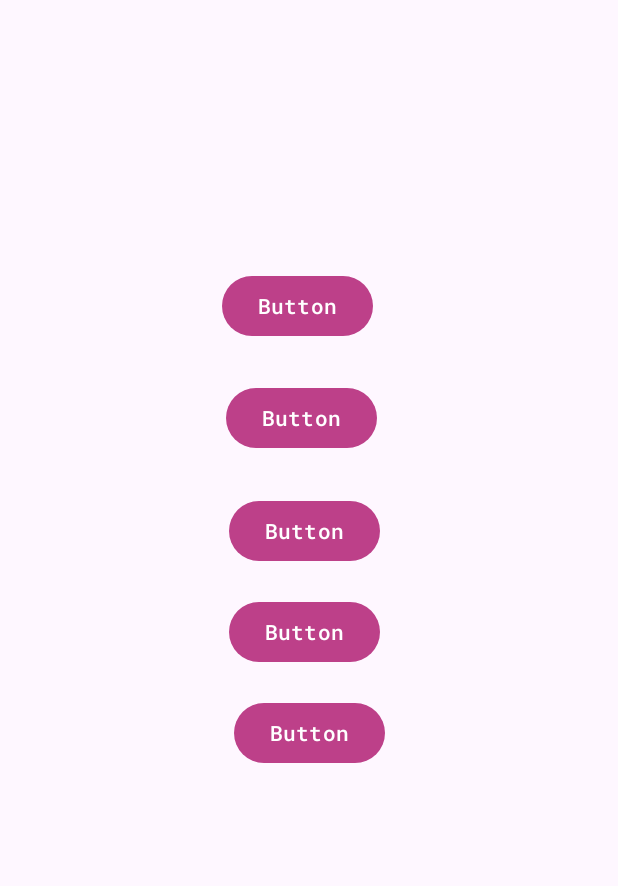
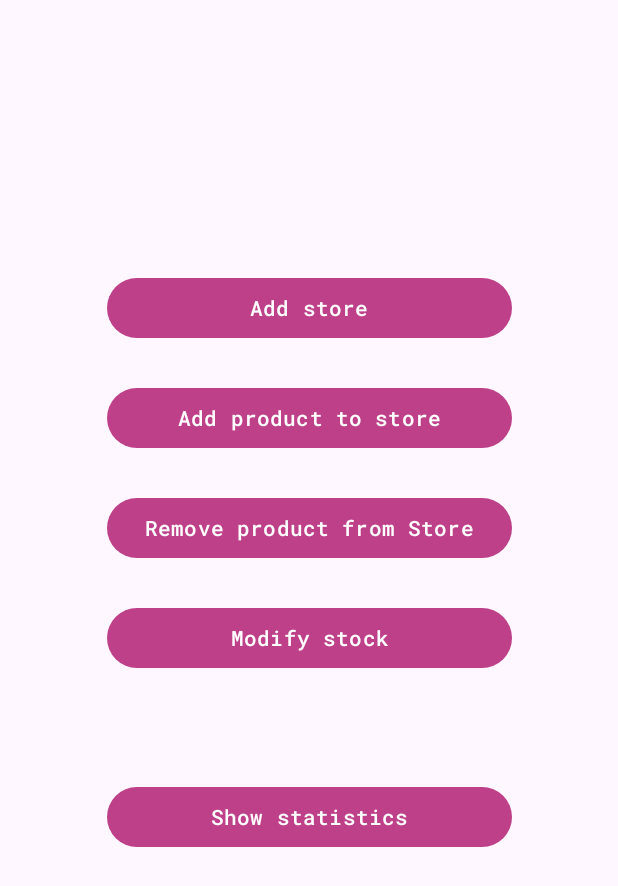
Before and after one commit to sassalosrigas/tokki-app, an Android app: the ManagerMain screen opened directly, with no data from a screen before it, on a phone screen of 412 x 824 dp. Shown: the top 886 px of the screen. Run offline under Robolectric (Android 15) with nearby library versions, the phone set to English and light mode, and no system bars.

Commit message:
asximo manager

```diff
--- a/app/src/main/res/layout/manager_homepage.xml
+++ b/app/src/main/res/layout/manager_homepage.xml
@@ -8,51 +8,61 @@
     tools:context=".MainActivity2">
 
     <Button
-        android:id="@+id/button"
-        android:layout_width="wrap_content"
+        android:id="@+id/addstore_button"
+        android:layout_width="@dimen/managerbuttonwidth"
         android:layout_height="wrap_content"
-        android:layout_marginStart="148dp"
-        android:layout_marginTop="180dp"
-        android:text="Button"
+        android:layout_marginTop="181dp"
+        android:text="@string/addstore"
+        app:layout_constraintBottom_toTopOf="@+id/addproduct_button"
+        app:layout_constraintEnd_toEndOf="parent"
+        app:layout_constraintHorizontal_bias="0.503"
         app:layout_constraintStart_toStartOf="parent"
         app:layout_constraintTop_toTopOf="parent" />
 
     <Button
-        android:id="@+id/button2"
-        android:layout_width="wrap_content"
+        android:id="@+id/addproduct_button"
+        android:layout_width="@dimen/managerbuttonwidth"
         android:layout_height="wrap_content"
-        android:layout_marginTop="330dp"
-        android:layout_marginEnd="3dp"
-        android:text="Button"
-        app:layout_constraintEnd_toEndOf="@+id/button4"
-        app:layout_constraintTop_toTopOf="parent" />
+        android:layout_marginTop="25dp"
+        android:text="@string/addproduct"
+        app:layout_constraintEnd_toEndOf="parent"
+        app:layout_constraintHorizontal_bias="0.5"
+        app:layout_constraintStart_toStartOf="parent"
+        app:layout_constraintTop_toBottomOf="@+id/addstore_button" />
 
     <Button
-        android:id="@+id/button3"
-        android:layout_width="wrap_content"
+        android:id="@+id/removeproduct_button"
+        android:layout_width="270dp"
         android:layout_height="wrap_content"
-        android:layout_marginEnd="2dp"
-        android:layout_marginBottom="27dp"
-        android:text="Button"
-        app:layout_constraintBottom_toTopOf="@+id/button2"
-        app:layout_constraintEnd_toEndOf="@+id/button2" />
+        android:layout_marginTop="25dp"
+        android:text="@string/removeproduct"
+        app:layout_constraintEnd_toEndOf="parent"
+        app:layout_constraintHorizontal_bias="0.5"
+        app:layout_constraintStart_toStartOf="parent"
+        app:layout_constraintTop_toBottomOf="@+id/addproduct_button" />
 
     <Button
-        android:id="@+id/button4"
-        android:layout_width="wrap_content"
+        android:id="@+id/modifystock_button"
+        android:layout_width="@dimen/managerbuttonwidth"
         android:layout_height="wrap_content"
-        android:layout_marginTop="19dp"
-        android:text="Button"
+        android:layout_marginTop="25dp"
+        android:text="@string/modifystock"
         app:layout_constraintEnd_toEndOf="parent"
+        app:layout_constraintHorizontal_bias="0.5"
         app:layout_constraintStart_toStartOf="parent"
-        app:layout_constraintTop_toBottomOf="@+id/button5" />
+        app:layout_constraintTop_toBottomOf="@+id/removeproduct_button" />
 
     <Button
-        android:id="@+id/button5"
-        android:layout_width="wrap_content"
+        android:id="@+id/showstatistics_button"
+        android:layout_width="@dimen/managerbuttonwidth"
         android:layout_height="wrap_content"
-        android:layout_marginTop="19dp"
-        android:text="Button"
-        app:layout_constraintStart_toStartOf="@+id/button2"
-        app:layout_constraintTop_toBottomOf="@+id/button2" />
+        android:layout_marginTop="26dp"
+        android:layout_marginBottom="210dp"
+        android:text="@string/statistics"
+        app:layout_constraintBottom_toBottomOf="parent"
+        app:layout_constraintEnd_toEndOf="parent"
+        app:layout_constraintHorizontal_bias="0.5"
+        app:layout_constraintStart_toStartOf="parent"
+        app:layout_constraintTop_toBottomOf="@+id/modifystock_button" />
+
 </androidx.constraintlayout.widget.ConstraintLayout>
--- a/app/src/main/res/values/dimens.xml
+++ b/app/src/main/res/values/dimens.xml
@@ -1,3 +1,4 @@
 <resources>
     <dimen name="fab_margin">16dp</dimen>
+    <dimen name="managerbuttonwidth">270dp</dimen>
 </resources>
--- a/app/src/main/res/values/strings.xml
+++ b/app/src/main/res/values/strings.xml
@@ -9,4 +9,9 @@
     <string name="getstarted">Get started</string>
     <string name="manager">Are you a manager?</string>
     <string name="managerlogin">Log in</string>
+    <string name="addstore">Add store</string>
+    <string name="addproduct">Add product to store</string>
+    <string name="removeproduct">Remove product from Store</string>
+    <string name="statistics">Show statistics</string>
+    <string name="modifystock">Modify stock</string>
 </resources>
```
